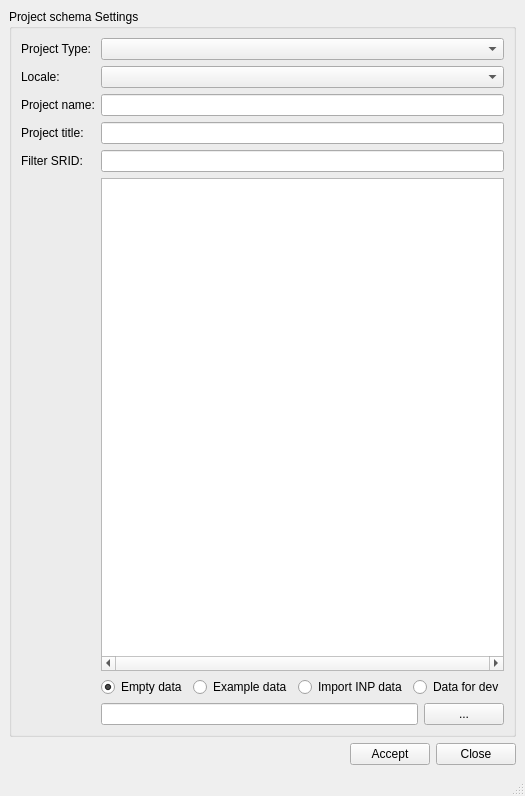
Giswater/giswater_qgis_plugin, file ui/readsql_create_project.ui: the form before one commit.
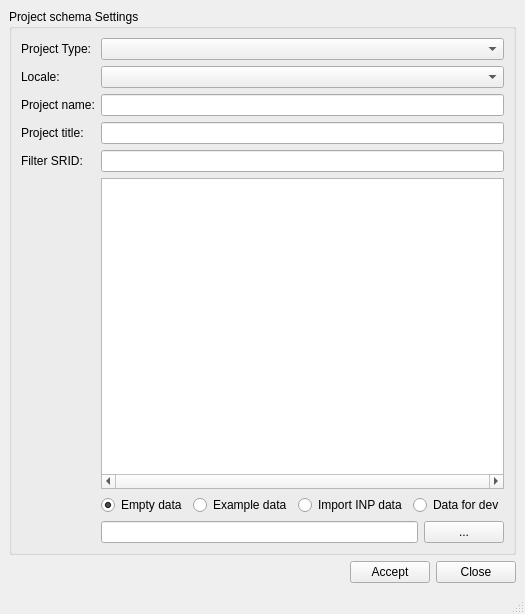
The form after the commit.

Commit message: Bug fix create project crash

What changed in the file:
```diff
--- a/ui/readsql_create_project.ui
+++ b/ui/readsql_create_project.ui
@@ -7,7 +7,7 @@
     <x>0</x>
     <y>0</y>
     <width>481</width>
-    <height>796</height>
+    <height>614</height>
    </rect>
   </property>
   <property name="windowTitle">
```
The commit also changes 1 other file.
